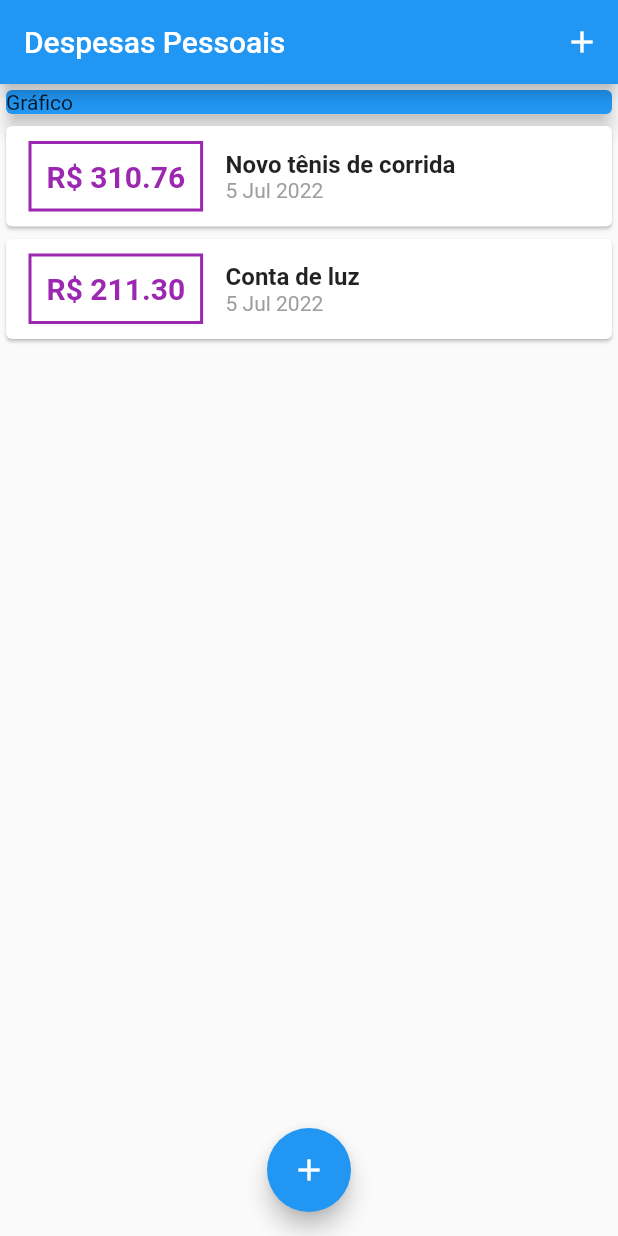
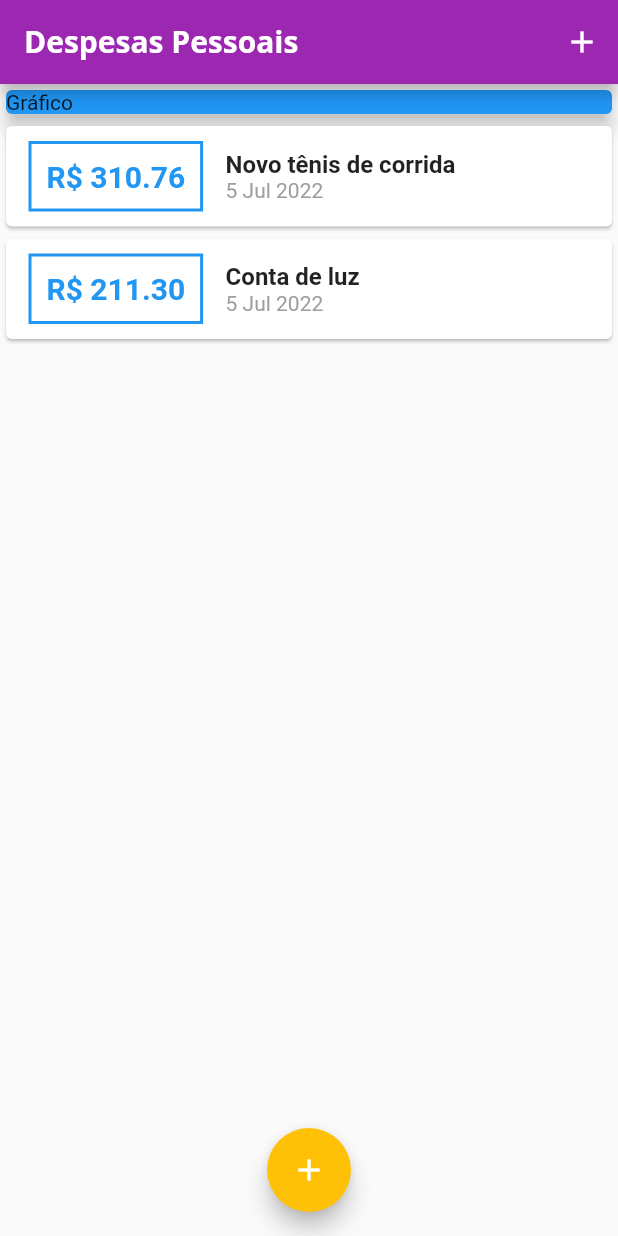
Before and after one commit to IvanMCarval/flutter_application_despesas, a Flutter app: the screen it shows after launch, on a phone screen of 412 x 824 dp. Run offline on Flutter 3.47's test engine with Material 2 defaults, Android fonts, the phone set to English and light mode, and no system bars.

Commit message:
aplicado fontes e temas

```diff
--- a/lib/components/transaction_list.dart
+++ b/lib/components/transaction_list.dart
@@ -27,7 +27,7 @@ class TransactionList extends StatelessWidget {
                   ),
                   decoration: BoxDecoration(
                       border: Border.all(
-                    color: Colors.purple,
+                    color: Theme.of(context).primaryColor,
                     width: 2,
                   )),
                   padding: EdgeInsets.all(10),
@@ -36,7 +36,7 @@ class TransactionList extends StatelessWidget {
                     style: TextStyle(
                       fontWeight: FontWeight.bold,
                       fontSize: 20,
-                      color: Colors.purple,
+                      color: Theme.of(context).primaryColor,
                     ),
                   ),
                 ),
--- a/lib/main.dart
+++ b/lib/main.dart
@@ -14,8 +14,31 @@ class ExpensesApp extends StatelessWidget {
 
   @override
   Widget build(BuildContext context) {
+    final ThemeData tema = ThemeData();
+
     return MaterialApp(
       home: MyHomePage(),
+      theme: tema.copyWith(
+        colorScheme: tema.colorScheme.copyWith(
+          primary: Colors.purple,
+          secondary: Colors.amber,
+        ),
+        textTheme: tema.textTheme.copyWith(
+          headline6: TextStyle(
+            fontFamily: 'OpenSans',
+            fontSize: 18,
+            fontWeight: FontWeight.bold,
+            color: Colors.black,
+          ),
+        ),
+        appBarTheme: AppBarTheme(
+          titleTextStyle: TextStyle(
+            fontFamily: 'OpenSans',
+            fontSize: 20,
+            fontWeight: FontWeight.bold,
+          ),
+        ),
+      ),
     );
   }
 }
@@ -69,7 +92,9 @@ class _MyHomePageState extends State<MyHomePage> {
   Widget build(BuildContext context) {
     return Scaffold(
       appBar: AppBar(
-        title: Text('Despesas Pessoais'),
+        title: Text(
+          'Despesas Pessoais',
+        ),
         actions: [
           IconButton(
             onPressed: () => _openTransactionFormModal(context),
```
Also changed, not shown: pubspec.yaml (+12 -9 lines), assets/fonts/OpenSans-Bold.ttf (added), assets/fonts/OpenSans-Regular.ttf (added), assets/fonts/Quicksand-Bold.ttf (added), assets/fonts/Quicksand-Light.ttf (added), assets/fonts/Quicksand-Medium.ttf (added), assets/fonts/Quicksand-Regular.ttf (added).
